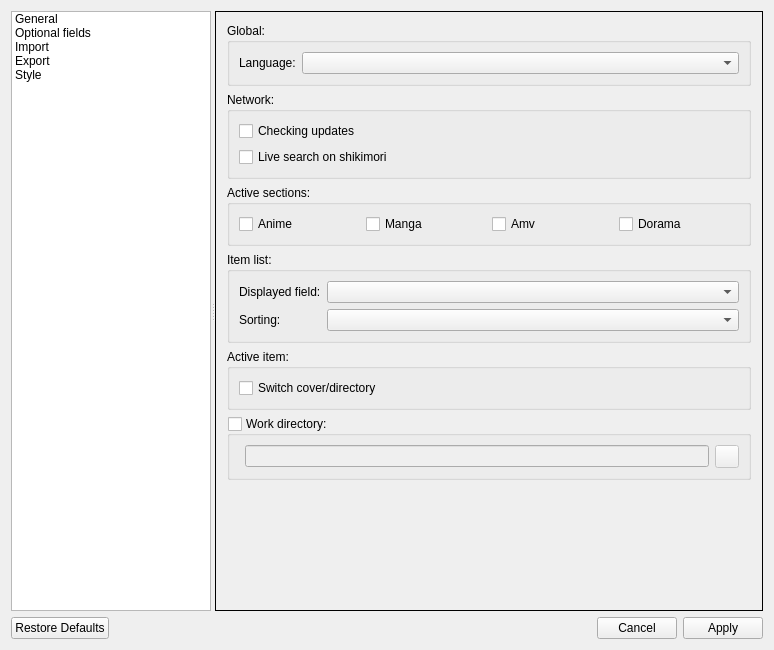
Old version of the form settings.ui in the repository LibertaSoft/DatabaseAnime.
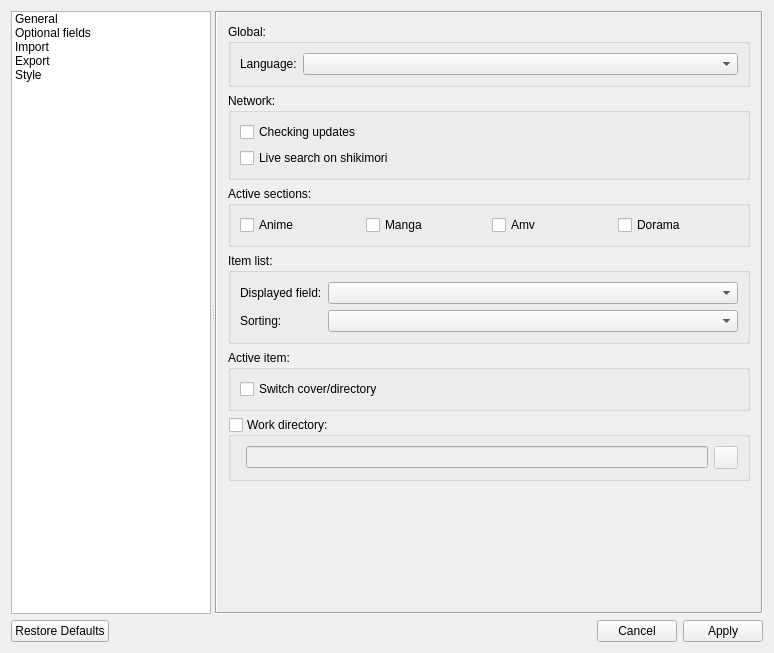
New version of the form. The open tabs and pages were chosen to show the change. Icons and pictures are not drawn.

Commit message: Fix: QFrame::border

What changed in the file:
```diff
--- a/settings.ui
+++ b/settings.ui
@@ -7,7 +7,7 @@
     <x>0</x>
     <y>0</y>
     <width>774</width>
-    <height>650</height>
+    <height>653</height>
    </rect>
   </property>
   <property name="windowTitle">
@@ -110,7 +110,7 @@
        <enum>QFrame::Box</enum>
       </property>
       <property name="frameShadow">
-       <enum>QFrame::Plain</enum>
+       <enum>QFrame::Sunken</enum>
       </property>
       <property name="currentIndex">
        <number>4</number>
@@ -142,8 +142,8 @@
             <rect>
              <x>0</x>
              <y>0</y>
-             <width>465</width>
-             <height>516</height>
+             <width>544</width>
+             <height>592</height>
             </rect>
            </property>
            <layout class="QVBoxLayout" name="verticalLayout_4">
```
Left out of the diff: 14 changed lines with no effect on the pictures.
